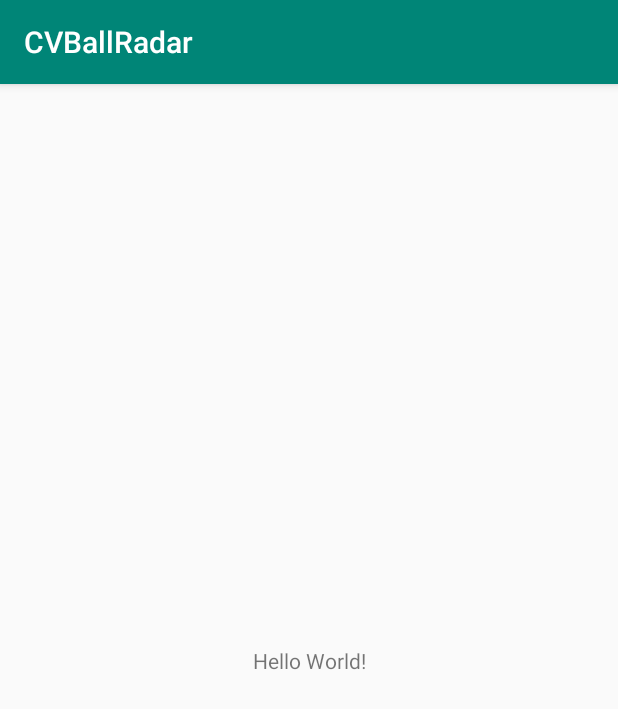
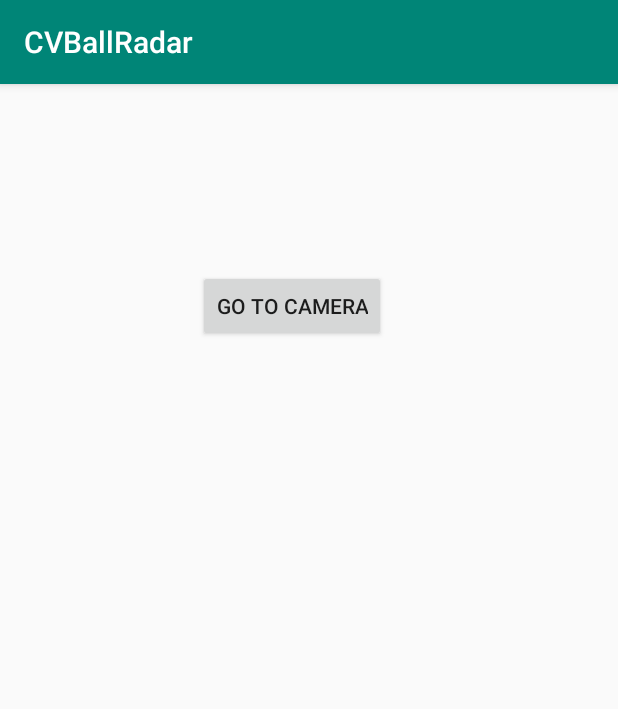
Before and after one commit to nz5/CVAndroidRadar, an Android app: the screen it shows after launch (MainActivity), on a phone screen of 412 x 824 dp. Shown: the top 709 px of the screen. Run offline under Robolectric (Android 15) with nearby library versions, the phone set to English and light mode, and no system bars.

Commit message:
make camera work with opencv

```diff
--- a/app/build.gradle
+++ b/app/build.gradle
@@ -16,6 +16,7 @@ android {
             proguardFiles getDefaultProguardFile('proguard-android-optimize.txt'), 'proguard-rules.pro'
         }
     }
+//    sourceSets { main { jni.srcDirs = ['src/main/jni', 'src/main/jniLibs/'] } }
 }
 
 dependencies {
@@ -26,4 +27,6 @@ dependencies {
     androidTestImplementation 'com.android.support.test:runner:1.0.2'
     androidTestImplementation 'com.android.support.test.espresso:espresso-core:3.0.2'
     implementation project(path: ':openCVLibrary343')
+//    project(':openCVLibrary343')
+//    api project(path: ':openCVLibrary343')
 }
--- a/app/src/main/res/layout/activity_main.xml
+++ b/app/src/main/res/layout/activity_main.xml
@@ -6,13 +6,16 @@
     android:layout_height="match_parent"
     tools:context=".MainActivity">
 
-    <TextView
+    <Button
+        android:id="@+id/camera"
         android:layout_width="wrap_content"
         android:layout_height="wrap_content"
-        android:text="Hello World!"
-        app:layout_constraintBottom_toBottomOf="parent"
-        app:layout_constraintLeft_toLeftOf="parent"
-        app:layout_constraintRight_toRightOf="parent"
+        android:layout_marginStart="132dp"
+        android:layout_marginLeft="132dp"
+        android:layout_marginTop="124dp"
+        android:onClick="whenGoToCameraActivityButtonPressed"
+        android:text="@string/button_go_camera_activity"
+        app:layout_constraintStart_toStartOf="parent"
         app:layout_constraintTop_toTopOf="parent" />
 
 </android.support.constraint.ConstraintLayout>
--- a/app/src/main/res/values/strings.xml
+++ b/app/src/main/res/values/strings.xml
@@ -1,3 +1,6 @@
 <resources>
     <string name="app_name">CVBallRadar</string>
+
+    <!--for MAIN activity screen-->
+    <string name="button_go_camera_activity">Go to camera</string>
 </resources>
```
Also changed, not shown: app/src/main/AndroidManifest.xml (+8 -0 lines), app/src/main/java/com/nz/radar/CameraActivity.java (added, +148 -0 lines), app/src/main/java/com/nz/radar/MainActivity.java (+9 -0 lines), app/src/main/res/layout/activity_camera.xml (added, +36 -0 lines), 4 other files.
